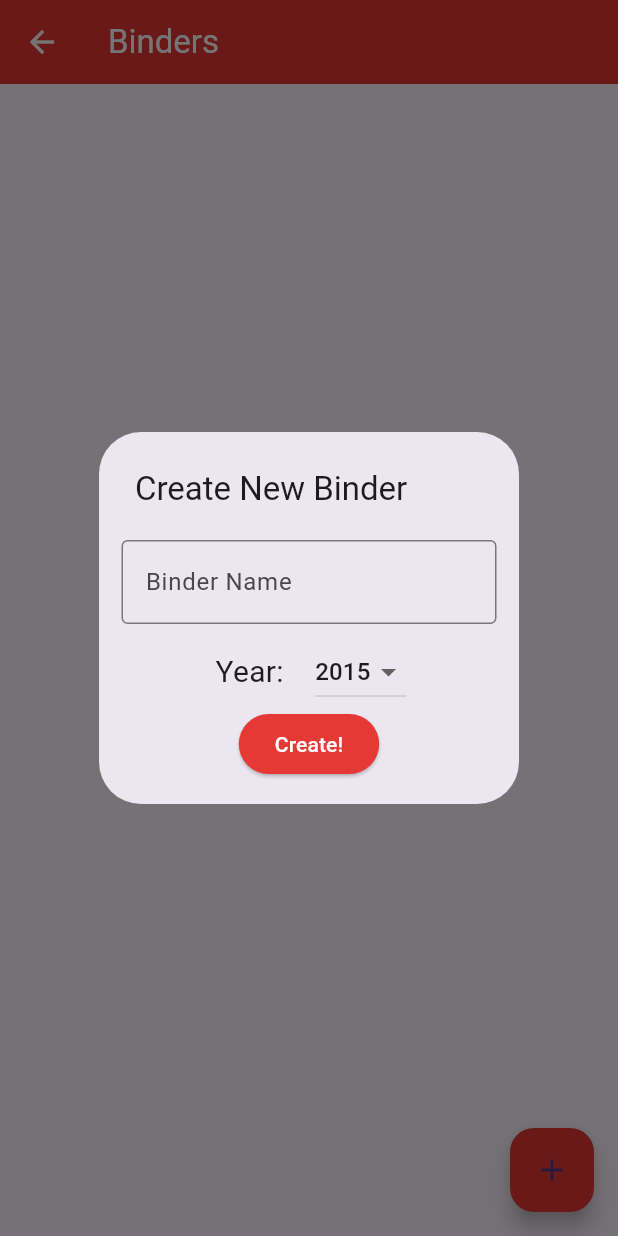
After one commit to cataclysm-interactive/stick_slash, a Flutter app: the BinderPage screen opened directly, after a tap on the "add" icon, on a phone screen of 412 x 824 dp. The commit adds this screen. Run offline on Flutter 3.47's test engine with Material 2 defaults, Android fonts, the phone set to English and light mode, and no system bars; our stand-ins replace dio, google_mobile_ads; network calls fail.

Commit message:
binder go brrrrrrr

```diff
--- /dev/null
+++ b/lib/binders_cards.dart
@@ -0,0 +1,131 @@
+import "package:flutter/material.dart";
+
+const List<String> years = [
+  "2015",
+  "2016",
+  "2017",
+  "2018",
+  "2019",
+  "2020",
+  "2021",
+  "2022"
+];
+
+class BinderPage extends StatefulWidget {
+  const BinderPage({super.key});
+
+  @override
+  State<BinderPage> createState() => _BinderPageState();
+}
+
+class _BinderPageState extends State<BinderPage> {
+  List<String> binderNames = List.empty();
+
+  String dropdownValue = years.first;
+  String binderName = "";
+
+  @override
+  Widget build(BuildContext context) {
+    return Scaffold(
+      appBar: AppBar(
+        title: const Text("Binders"),
+        backgroundColor: Colors.red[600],
+        foregroundColor: Colors.white,
+      ),
+      floatingActionButton: FloatingActionButton(
+        onPressed: () {
+          showDialog(
+            context: context,
+            builder: (BuildContext context) {
+              return SimpleDialog(
+                title: const Text("Create New Binder"),
+                children: [
+                  StatefulBuilder(
+                    builder: (BuildContext context, StateSetter setState) {
+                      return Column(
+                        children: [
+                          Padding(
+                            padding:
+                                const EdgeInsets.only(top: 8.0, bottom: 8.0),
+                            child: SizedBox(
+                              width: 250,
+                              child: TextField(
+                                decoration: const InputDecoration(
+                                  border: OutlineInputBorder(),
+                                  labelText: "Binder Name",
+                                ),
+                                onChanged: (String value) {
+                                  setState(() {
+                                    binderName = value;
+                                  });
+                                },
+                              ),
+                            ),
+                          ),
+                          Center(
+                            child: SizedBox(
+                              width: 125,
+                              child: Row(
+                                children: [
+                                  const Text(
+                                    "Year:    ",
+                                    style: TextStyle(fontSize: 20),
+                                  ),
+                                  DropdownButton<String>(
+                                    items: years
+                                        .map<DropdownMenuItem<String>>(
+                                          (e) => DropdownMenuItem(
+                                            value: e,
+                                            child: Text(e),
+                                          ),
+                                        )
+                                        .toList(),
+                                    value: dropdownValue,
+                                    onChanged: (String? val) {
+                                      setState(() {
+                                        print(val);
+                                        dropdownValue = val!;
+                                      });
+                                    },
+                                  ),
+                                ],
+                              ),
+                            ),
+                          ),
+                          ElevatedButton(
+                            onPressed: () {},
+                            style: ButtonStyle(
+                              backgroundColor: MaterialStateColor.resolveWith(
+                                  (states) => Colors.red[600]!),
+                              foregroundColor: MaterialStateColor.resolveWith(
+                                  (states) => Colors.white),
+                            ),
+                            child: const Text("Create!"),
+                          )
+                        ],
+                      );
+                    },
+                  ),
+                ],
+              );
+            },
+          );
+        },
+        backgroundColor: Colors.red[600],
+        child: const Icon(Icons.add),
+      ),
+      body: Column(
+          children: binderNames.map<Card>(
+        (e) {
+          return Card(
+            child: SizedBox(
+              height: 50,
+              width: MediaQuery.of(context).size.width,
+              child: Text(e),
+            ),
+          );
+        },
+      ).toList()),
+    );
+  }
+}
--- a/lib/main.dart
+++ b/lib/main.dart
@@ -1,5 +1,5 @@
 import 'package:flutter/material.dart';
-import 'package:stick_slash/binders_page.dart';
+import 'package:stick_slash/binders_cards.dart';
 import 'package:stick_slash/search_page.dart';
 import 'package:google_mobile_ads/google_mobile_ads.dart';
 
@@ -47,7 +47,7 @@ class _LayoutState extends State<Layout> {
     AllCardsPage(
       key: Key("AllCards"),
     ),
-    Binders(
+    BinderPage(
       key: Key("Binders"),
     )
   ];
```
Also changed, not shown: lib/binders_page.dart (deleted, +0 -16 lines), lib/binders_page_type1.dart (added, +136 -0 lines), lib/home_page.dart (+85 -9 lines), 2 other files.
